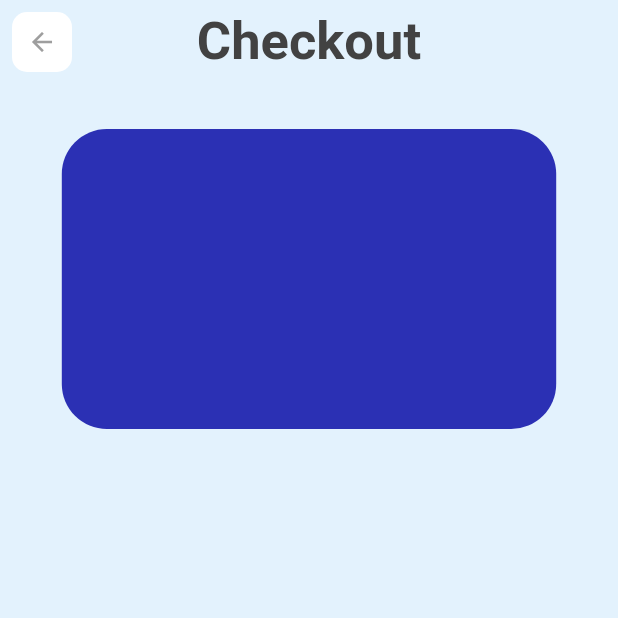
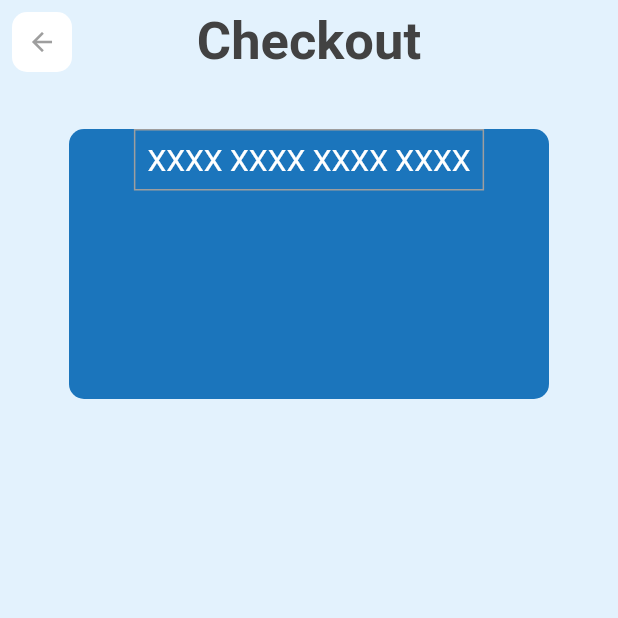
Before and after one commit to Kevin-Halll/pharmacy_app, a Flutter app: the CheckoutPage screen opened by its route, on a phone screen of 412 x 824 dp, the top half of it. Run offline on Flutter 3.47's test engine with Material 2 defaults, Android fonts, the phone set to English and light mode, and no system bars.

Commit message:
card container

```diff
--- a/lib/components/checkout/checkout.dart
+++ b/lib/components/checkout/checkout.dart
@@ -36,14 +36,29 @@ class CheckoutPage extends StatelessWidget {
           SizedBox(height: 30,),
           Center(
             child: Container(
-              width: MediaQuery.of(context).size.width * 0.8,
-              height: 200,
+              width: 320,
+              height: 180,
               decoration: BoxDecoration(
-                color: AppColor.thirdBlue,
-                borderRadius: BorderRadius.circular(30)
+                color: AppColor.secondBlue,
+                borderRadius: BorderRadius.circular(10),
+                // image: const DecorationImage(image: AssetImage("assets/images/credit_card.png"),
+                //   fit: BoxFit.cover,
+                // ),
+              ),
+              child: Column(
+                children: [
+                  Container(
+                    padding: EdgeInsets.all(8),
+                    decoration: BoxDecoration(
+                      border: Border.all(color: Colors.grey)
+                    ),
+                    child: Text("XXXX XXXX XXXX XXXX", style: TextStyle(color: Colors.white, fontSize: 20),),
+                  )
+                ],
               ),
             ),
-          )
+          ),
+
         ],
       ),
     ));
```
